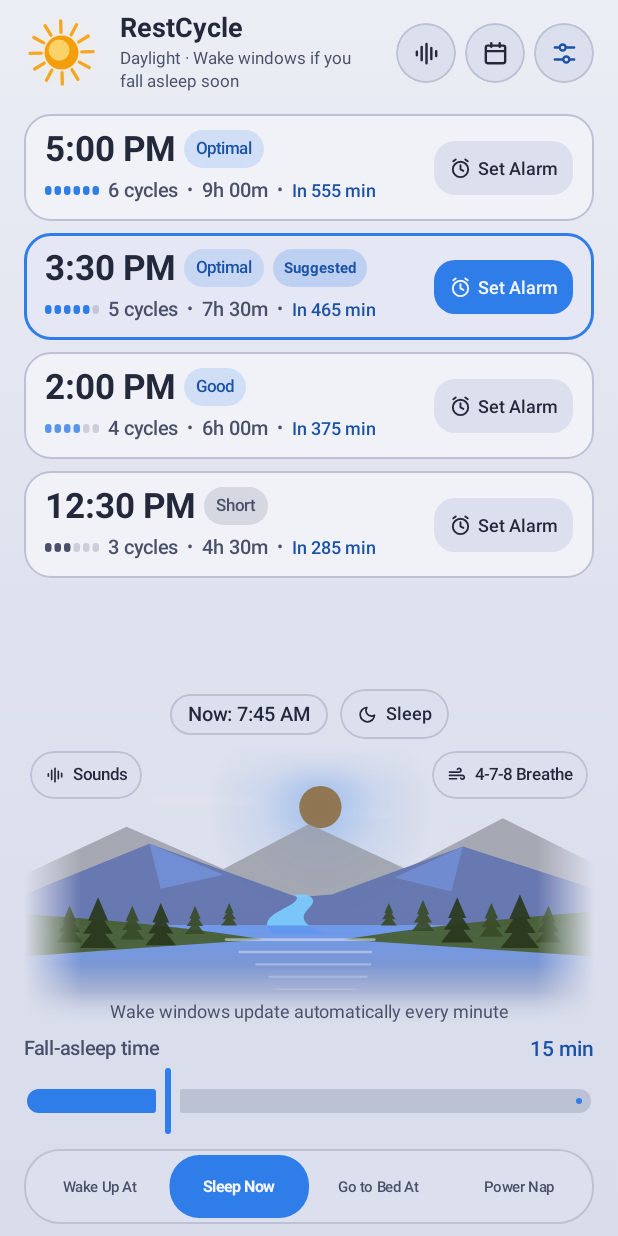
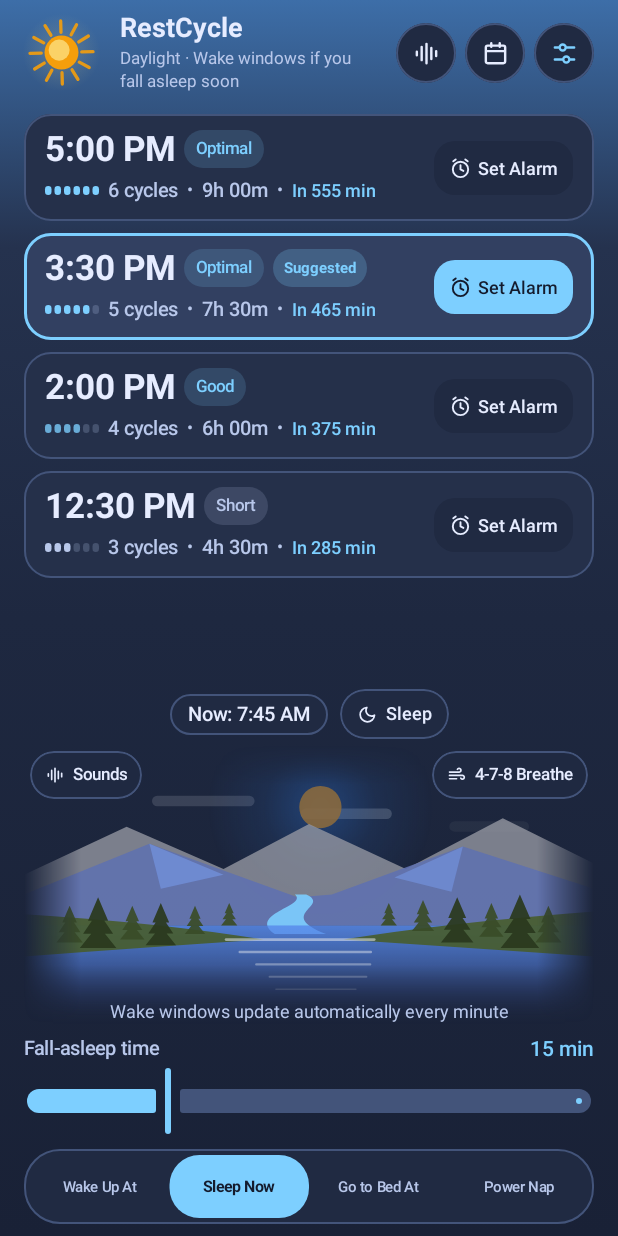
Before and after one commit to kicsirigo/RestCycle, an Android app built with Jetpack Compose: the screen it shows after launch (MainActivity), item 2 of the bottom bar chosen, on a phone screen of 412 x 824 dp. Run offline under Robolectric (Android 15) with nearby library versions, the phone set to English and light mode, and no system bars.

Commit message:
feat(v1.8.2): eye-friendly dark-slate DAY palettes across all 6 themes

```diff
--- a/app/build.gradle.kts
+++ b/app/build.gradle.kts
@@ -12,8 +12,8 @@ android {
         applicationId = "com.restcycle.app"
         minSdk = 26
         targetSdk = 36
-        versionCode = 22
-        versionName = "1.8.1"
+        versionCode = 23
+        versionName = "1.8.2"
 
         testInstrumentationRunner = "androidx.test.runner.AndroidJUnitRunner"
     }
--- a/app/src/main/java/com/restcycle/app/ui/components/SettingsDialog.kt
+++ b/app/src/main/java/com/restcycle/app/ui/components/SettingsDialog.kt
@@ -86,7 +86,7 @@ fun SettingsDialog(
     onSelectCaffeineCutoffHours: (Int) -> Unit = {},
     bedtimeReminderEnabled: Boolean = false,
     onToggleBedtimeReminder: (Boolean) -> Unit = {},
-    installedVersionName: String = "1.8.1",
+    installedVersionName: String = "1.8.2",
     updateUiState: UpdateUiState = UpdateUiState.Idle,
     onCheckForUpdates: () -> Unit = {},
     onDownloadUpdate: (ReleaseUpdateInfo) -> Unit = {},
--- a/app/src/main/java/com/restcycle/app/ui/screen/RestCycleScreen.kt
+++ b/app/src/main/java/com/restcycle/app/ui/screen/RestCycleScreen.kt
@@ -1019,8 +1019,8 @@ private fun resolveInstalledVersionName(context: Context): String {
             @Suppress("DEPRECATION")
             context.packageManager.getPackageInfo(context.packageName, 0)
         }
-        packageInfo.versionName?.takeIf { it.isNotBlank() } ?: "1.8.1"
+        packageInfo.versionName?.takeIf { it.isNotBlank() } ?: "1.8.2"
     } catch (_: Exception) {
-        "1.8.1"
+        "1.8.2"
     }
 }
--- a/app/src/main/java/com/restcycle/app/ui/theme/AtmosphereTheme.kt
+++ b/app/src/main/java/com/restcycle/app/ui/theme/AtmosphereTheme.kt
@@ -70,20 +70,20 @@ enum class AppLanguage(val languageTag: String?, val nativeLabel: String) {
 
 val NordDayAtmospherePalette = AtmospherePalette(
     skyPhase = SkyPhase.DAY,
-    backgroundGlow = Color(0xFFE5E9F0),
-    backgroundTop = Color(0xFFE0E5ED),
-    backgroundMid = Color(0xFFD8DEE9),
-    backgroundBottom = Color(0xFFCFD7E3),
-    cardSurface = Color(0xFFECEFF4),
-    cardSurfaceHighlighted = Color(0xFFE2E7F0),
-    accent = Color(0xFF5E81AC),
-    accentText = Color(0xFF3B5B84),
-    onAccent = Color(0xFFECEFF4),
-    textPrimary = Color(0xFF2E3440),
-    textSecondary = Color(0xFF4C566A),
-    borderSubtle = Color(0xFFC2CAD8),
-    pillContainer = Color(0xFFD8DEE9),
-    isLightSystemBars = true
+    backgroundGlow = Color(0xFF5E81AC),
+    backgroundTop = Color(0xFF334154),
+    backgroundMid = Color(0xFF2B3646),
+    backgroundBottom = Color(0xFF252E3C),
+    cardSurface = Color(0xFF344154),
+    cardSurfaceHighlighted = Color(0xFF425269),
+    accent = Color(0xFF88C0D0),
+    accentText = Color(0xFF9CD4E4),
+    onAccent = Color(0xFF1D2430),
+    textPrimary = Color(0xFFECEFF4),
+    textSecondary = Color(0xFFC8D3E3),
+    borderSubtle = Color(0xFF53657F),
+    pillContainer = Color(0xFF2E3A4B),
+    isLightSystemBars = false
 )
 
 val NordDawnDuskAtmospherePalette = AtmospherePalette(
@@ -124,20 +124,20 @@ val NordNightAtmospherePalette = AtmospherePalette(
 
 val EverforestDayAtmospherePalette = AtmospherePalette(
     skyPhase = SkyPhase.DAY,
-    backgroundGlow = Color(0xFFFDF6E3),
-    backgroundTop = Color(0xFFF4F0D9),
-    backgroundMid = Color(0xFFEFEBD4),
-    backgroundBottom = Color(0xFFE6E2CC),
-    cardSurface = Color(0xFFF8F5E4),
-    cardSurfaceHighlighted = Color(0xFFEDEADA),
-    accent = Color(0xFF8DA101),
-    accentText = Color(0xFF536A00),
-    onAccent = Color(0xFFFDF6E3),
-    textPrimary = Color(0xFF5C6A72),
-    textSecondary = Color(0xFF708089),
-    borderSubtle = Color(0xFFBEC5B2),
-    pillContainer = Color(0xFFE5E1CB),
-    isLightSystemBars = true
+    backgroundGlow = Color(0xFF5A7868),
+    backgroundTop = Color(0xFF2F3D39),
+    backgroundMid = Color(0xFF283431),
+    backgroundBottom = Color(0xFF222C2A),
+    cardSurface = Color(0xFF303E3A),
+    cardSurfaceHighlighted = Color(0xFF3C4D48),
+    accent = Color(0xFF83C092),
+    accentText = Color(0xFF9AD4A8),
+    onAccent = Color(0xFF1E2725),
+    textPrimary = Color(0xFFE6DEC8),
+    textSecondary = Color(0xFFBFC8BA),
+    borderSubtle = Color(0xFF4E625C),
+    pillContainer = Color(0xFF2A3633),
+    isLightSystemBars = false
 )
 
 val EverforestDawnDuskAtmospherePalette = AtmospherePalette(
@@ -178,20 +178,20 @@ val EverforestNightAtmospherePalette = AtmospherePalette(
 
 val TokyoNightDayAtmospherePalette = AtmospherePalette(
     skyPhase = SkyPhase.DAY,
-    backgroundGlow = Color(0xFFECEEF5),
-    backgroundTop = Color(0xFFE6E8F2),
-    backgroundMid = Color(0xFFDFE2EE),
-    backgroundBottom = Color(0xFFD8DCEB),
-    cardSurface = Color(0xFFF0F2F8),
-    cardSurfaceHighlighted = Color(0xFFE5E8F4),
-    accent = Color(0xFF2E7DE9),
-    accentText = Color(0xFF1B52A6),
-    onAccent = Color(0xFFF4F6FB),
-    textPrimary = Color(0xFF24283B),
-    textSecondary = Color(0xFF4A5068),
-    borderSubtle = Color(0xFFBDC1D4),
-    pillContainer = Color(0xFFDCE0EE),
-    isLightSystemBars = true
+    backgroundGlow = Color(0xFF3D6EA8),
+    backgroundTop = Color(0xFF25324E),
+    backgroundMid = Color(0xFF1E2840),
+    backgroundBottom = Color(0xFF192136),
+    cardSurface = Color(0xFF25304A),
+    cardSurfaceHighlighted = Color(0xFF324061),
+    accent = Color(0xFF7DCFFF),
+    accentText = Color(0xFF7DCFFF),
+    onAccent = Color(0xFF141B2D),
+    textPrimary = Color(0xFFE6ECFF),
+    textSecondary = Color(0xFFB8C7EA),
+    borderSubtle = Color(0xFF43547A),
+    pillContainer = Color(0xFF202A42),
+    isLightSystemBars = false
 )
 
 val TokyoNightDawnDuskAtmospherePalette = AtmospherePalette(
@@ -232,20 +232,20 @@ val TokyoNightNightAtmospherePalette = AtmospherePalette(
 
 val GruvboxDayAtmospherePalette = AtmospherePalette(
     skyPhase = SkyPhase.DAY,
-    backgroundGlow = Color(0xFFF2E5BC),
-    backgroundTop = Color(0xFFEBDBB2),
-    backgroundMid = Color(0xFFE3D1A4),
-    backgroundBottom = Color(0xFFD5C4A1),
-    cardSurface = Color(0xFFF4E8C6),
-    cardSurfaceHighlighted = Color(0xFFEAD9AE),
-    accent = Color(0xFFD65D0E),
-    accentText = Color(0xFFAF3A03),
-    onAccent = Color(0xFFFBF1C7),
-    textPrimary = Color(0xFF3C3836),
-    textSecondary = Color(0xFF665C54),
-    borderSubtle = Color(0xFFBDAE93),
-    pillContainer = Color(0xFFE0CFA4),
-    isLightSystemBars = true
+    backgroundGlow = Color(0xFF687A6B),
+    backgroundTop = Color(0xFF383A36),
+    backgroundMid = Color(0xFF30322E),
+    backgroundBottom = Color(0xFF282A27),
+    cardSurface = Color(0xFF3A3C37),
+    cardSurfaceHighlighted = Color(0xFF4A4D46),
+    accent = Color(0xFF8EC07C),
+    accentText = Color(0xFFA2D490),
+    onAccent = Color(0xFF1F211E),
+    textPrimary = Color(0xFFF2E5BC),
+    textSecondary = Color(0xFFD5C4A1),
+    borderSubtle = Color(0xFF5D6057),
+    pillContainer = Color(0xFF32342F),
+    isLightSystemBars = false
 )
 
 val GruvboxDawnDuskAtmospherePalette = AtmospherePalette(
@@ -286,20 +286,20 @@ val GruvboxNightAtmospherePalette = AtmospherePalette(
 
 val DraculaDayAtmospherePalette = AtmospherePalette(
     skyPhase = SkyPhase.DAY,
-    backgroundGlow = Color(0xFFF8F8F2),
-    backgroundTop = Color(0xFFF1F0FA),
-    backgroundMid = Color(0xFFE9E7F6),
-    backgroundBottom = Color(0xFFE0DDF2),
-    cardSurface = Color(0xFFFAF9FF),
-    cardSurfaceHighlighted = Color(0xFFEEEBF9),
-    accent = Color(0xFF9580FF),
-    accentText = Color(0xFF6B3FA0),
-    onAccent = Color(0xFFF8F8F2),
-    textPrimary = Color(0xFF282A36),
-    textSecondary = Color(0xFF4E5269),
-    borderSubtle = Color(0xFFC5C0DC),
-    pillContainer = Color(0xFFE5E1F4),
-    isLightSystemBars = true
+    backgroundGlow = Color(0xFF5C6FA8),
+    backgroundTop = Color(0xFF323752),
+    backgroundMid = Color(0xFF2A2E45),
+    backgroundBottom = Color(0xFF23263A),
+    cardSurface = Color(0xFF333852),
+    cardSurfaceHighlighted = Color(0xFF424869),
+    accent = Color(0xFF8BE9FD),
+    accentText = Color(0xFF8BE9FD),
+    onAccent = Color(0xFF1B1E2E),
+    textPrimary = Color(0xFFF8F8F2),
+    textSecondary = Color(0xFFCFD4EB),
+    borderSubtle = Color(0xFF565E85),
+    pillContainer = Color(0xFF2C3148),
+    isLightSystemBars = false
 )
 
 val DraculaDawnDuskAtmospherePalette = AtmospherePalette(
@@ -340,20 +340,20 @@ val DraculaNightAtmospherePalette = AtmospherePalette(
 
 val RosePineDayAtmospherePalette = AtmospherePalette(
     skyPhase = SkyPhase.DAY,
-    backgroundGlow = Color(0xFFFAF4ED),
-    backgroundTop = Color(0xFFF4EDE4),
-    backgroundMid = Color(0xFFEFE6DC),
-    backgroundBottom = Color(0xFFE8DDD2),
-    cardSurface = Color(0xFFFFFAF3),
-    cardSurfaceHighlighted = Color(0xFFF2E9E1),
-    accent = Color(0xFFD7827E),
-    accentText = Color(0xFF9E3F5B),
-    onAccent = Color(0xFFFFFAF3),
-    textPrimary = Color(0xFF575279),
-    textSecondary = Color(0xFF6E6A86),
-    borderSubtle = Color(0xFFD4C9C0),
-    pillContainer = Color(0xFFEDE2D8),
-    isLightSystemBars = true
+    backgroundGlow = Color(0xFF5B7D92),
+    backgroundTop = Color(0xFF2E364A),
+    backgroundMid = Color(0xFF262D3E),
+    backgroundBottom = Color(0xFF202636),
+    cardSurface = Color(0xFF2F374A),
+    cardSurfaceHighlighted = Color(0xFF3D475F),
+    accent = Color(0xFF9CCFD8),
+    accentText = Color(0xFF9CCFD8),
+    onAccent = Color(0xFF1A202D),
+    textPrimary = Color(0xFFEAE8F7),
+    textSecondary = Color(0xFFC5C9DE),
+    borderSubtle = Color(0xFF4E5973),
+    pillContainer = Color(0xFF282F41),
+    isLightSystemBars = false
 )
 
 val RosePineDawnDuskAtmospherePalette = AtmospherePalette(
```
Also changed, not shown: 3 other files.
